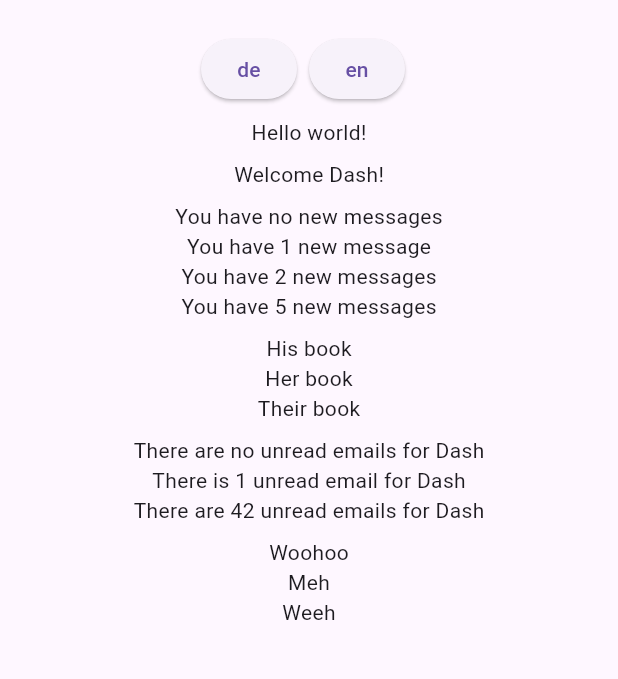
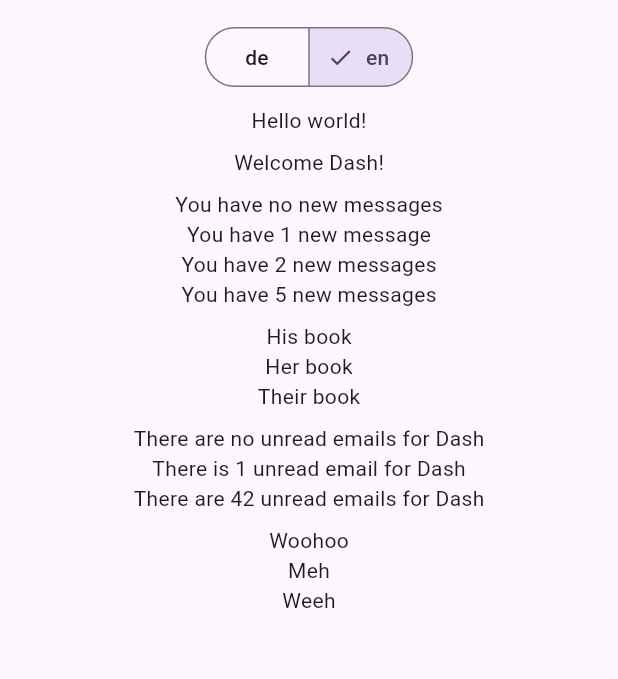
Before and after one commit to defuncart/arb_generator, a Flutter app: the screen it shows after launch, on a phone screen of 412 x 824 dp, the part 63-742 px from its top. Run offline on Flutter 3.47's test engine with Material 3 defaults, Android fonts, the phone set to English and light mode, and no system bars; our stand-ins replace csv.

Commit message:
Example use segmented button

```diff
--- a/analysis_options.yaml
+++ b/analysis_options.yaml
@@ -1,7 +1,5 @@
 include: package:lints/recommended.yaml
 
-analyzer:
-  exclude: [example/**]
 formatter:
   page_width: 80
   trailing_commas: preserve
--- a/example/analysis_options.yaml
+++ b/example/analysis_options.yaml
@@ -1 +1,5 @@
 include: package:flutter_lints/flutter.yaml
+
+formatter:
+  page_width: 80
+  trailing_commas: preserve
--- a/example/lib/widgets/my_app.dart
+++ b/example/lib/widgets/my_app.dart
@@ -10,43 +10,38 @@ class MyApp extends StatefulWidget {
 }
 
 class _MyAppState extends State<MyApp> {
-  late String _locale;
-
-  @override
-  void initState() {
-    super.initState();
-
-    _locale = 'en';
-  }
+  var _locale = Locale('en');
 
   @override
   Widget build(BuildContext context) {
     return MaterialApp(
       localizationsDelegates: AppLocalizations.localizationsDelegates,
       supportedLocales: AppLocalizations.supportedLocales,
-      locale: Locale(_locale),
+      locale: _locale,
       home: Scaffold(
         appBar: AppBar(title: const Text('arb_generator')),
         body: SingleChildScrollView(
-          child: Column(
-            children: [
-              const SizedBox(height: 8),
-              Row(
-                mainAxisAlignment: MainAxisAlignment.center,
-                children: [
-                  for (final locale in AppLocalizations.supportedLocales) ...[
-                    ElevatedButton(
-                      onPressed: () =>
-                          setState(() => _locale = locale.toString()),
-                      child: Text(locale.toString()),
-                    ),
-                    const SizedBox(width: 8),
-                  ],
-                ],
-              ),
-              const SizedBox(height: 8),
-              const HomeScreen(),
-            ],
+          child: Center(
+            child: Column(
+              crossAxisAlignment: CrossAxisAlignment.center,
+              spacing: 8,
+              children: [
+                SegmentedButton(
+                  segments: AppLocalizations.supportedLocales
+                      .map(
+                        (locale) => ButtonSegment(
+                          value: locale,
+                          label: Text(locale.toString()),
+                        ),
+                      )
+                      .toList(),
+                  selected: {_locale},
+                  onSelectionChanged: (newSelection) =>
+                      setState(() => _locale = newSelection.first),
+                ),
+                const HomeScreen(),
+              ],
+            ),
           ),
         ),
       ),
```
Also changed, not shown: example/lib/l10n/app_localizations.dart (+18 -14 lines).
